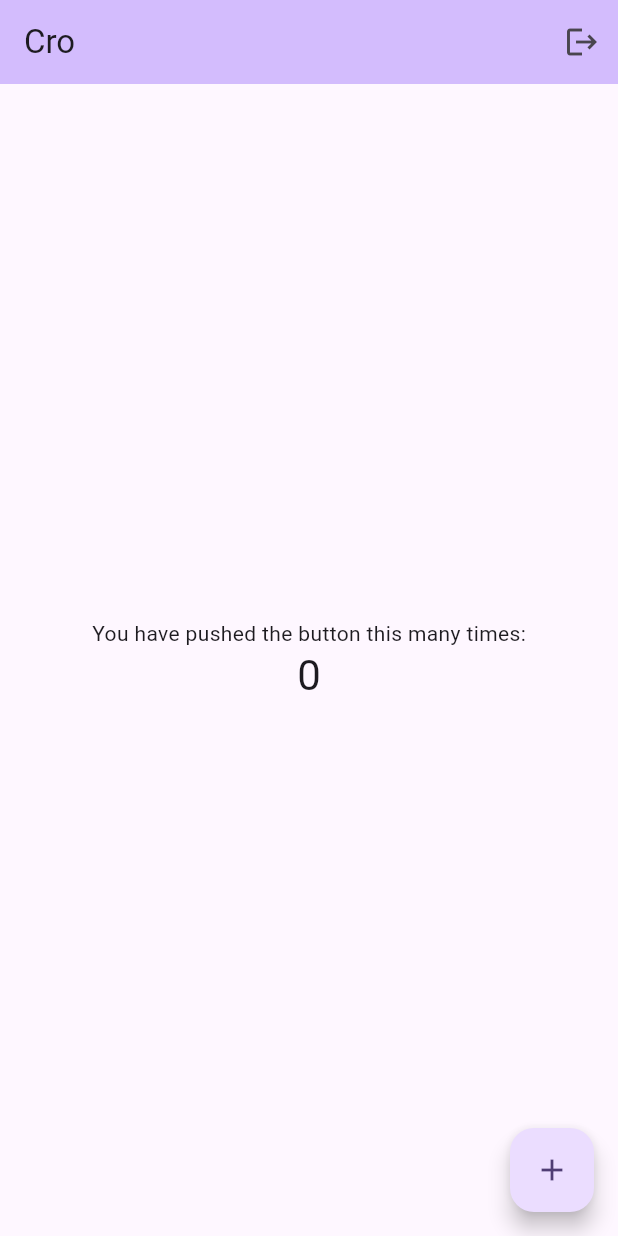
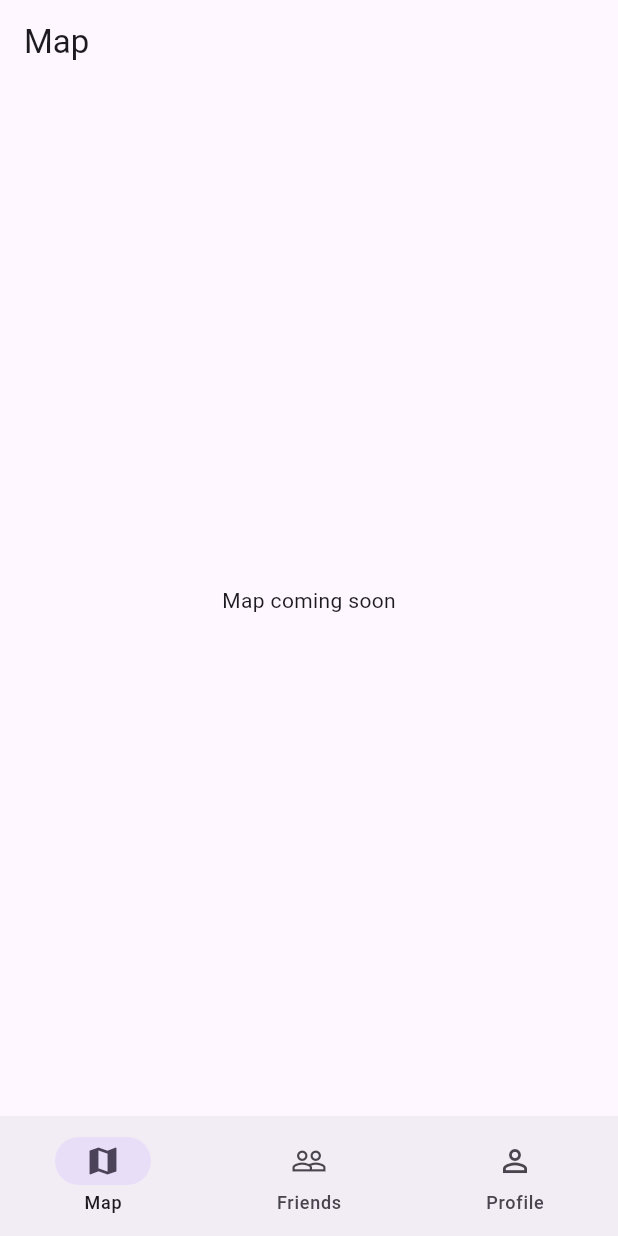
Before and after one commit to OliverStrauss/Cro, a Flutter app: the HomeScreen screen opened directly with empty values, on a phone screen of 412 x 824 dp. Run offline on Flutter 3.47's test engine with Material 3 defaults, Android fonts, the phone set to English and light mode, and no system bars.

Commit message:
Add bottom navigation shell (Map/Friends/Profile placeholder tabs)
HomeScreen repurposed from the stock counter-demo placeholder into
the real post-login nav shell: Scaffold + NavigationBar (Material 3,
matches the app's existing M3 theming) + IndexedStack (preserves each
tab's state across switches instead of rebuilding from scratch).

Three new placeholder screens (map_screen.dart, friends_screen.dart,
profile_screen.dart), each a self-contained Scaffold+AppBar matching
the LoginScreen/SignUpScreen convention. Map and Friends show simple
"coming soon" text. Profile carries over the logout action previously
on the old HomeScreen's AppBar.

Keyed every nav destination and the nav bar itself - each
destination's label duplicates its tab's AppBar title once selected,
so find.text('Map') etc. would be ambiguous without keys.

widget_test.dart's now-broken counter assertion replaced with nav
shell existence checks. New home_navigation_test.dart avoids a real
IndexedStack gotcha: since all three tabs stay mounted simultaneously,
a naive find.text() on a tab's placeholder text would pass regardless
of which tab is actually selected. Used NavigationBar.selectedIndex
checks instead, plus an end-to-end proof (tap Profile -> tap logout
-> assert actually logged out) that also gives logout its first-ever
test coverage.

Verified: flutter analyze clean, flutter test 7/7 passing, flutter
run -d chrome with SKIP_LOGIN launches clean on the new nav shell.

Closes #26

Co-Authored-By: Claude Sonnet 5 <noreply@anthropic.com>

```diff
--- a/app/lib/screens/home_screen.dart
+++ b/app/lib/screens/home_screen.dart
@@ -1,6 +1,9 @@
 import 'package:flutter/material.dart';
 
 import '../state/auth_state.dart';
+import 'friends_screen.dart';
+import 'map_screen.dart';
+import 'profile_screen.dart';
 
 class HomeScreen extends StatefulWidget {
   final AuthState authState;
@@ -12,44 +15,42 @@ class HomeScreen extends StatefulWidget {
 }
 
 class _HomeScreenState extends State<HomeScreen> {
-  int _counter = 0;
-
-  void _incrementCounter() {
-    setState(() {
-      _counter++;
-    });
-  }
+  int _selectedIndex = 0;
 
   @override
   Widget build(BuildContext context) {
+    final tabs = [
+      MapScreen(authState: widget.authState),
+      FriendsScreen(authState: widget.authState),
+      ProfileScreen(authState: widget.authState),
+    ];
+
     return Scaffold(
-      appBar: AppBar(
-        backgroundColor: Theme.of(context).colorScheme.inversePrimary,
-        title: const Text('Cro'),
-        actions: [
-          IconButton(
-            icon: const Icon(Icons.logout),
-            tooltip: 'Log out',
-            onPressed: widget.authState.logout,
+      body: IndexedStack(index: _selectedIndex, children: tabs),
+      bottomNavigationBar: NavigationBar(
+        key: const Key('homeNavBar'),
+        selectedIndex: _selectedIndex,
+        onDestinationSelected: (i) => setState(() => _selectedIndex = i),
+        destinations: const [
+          NavigationDestination(
+            key: Key('navMap'),
+            icon: Icon(Icons.map_outlined),
+            selectedIcon: Icon(Icons.map),
+            label: 'Map',
+          ),
+          NavigationDestination(
+            key: Key('navFriends'),
+            icon: Icon(Icons.people_outline),
+            selectedIcon: Icon(Icons.people),
+            label: 'Friends',
+          ),
+          NavigationDestination(
+            key: Key('navProfile'),
+            icon: Icon(Icons.person_outline),
+            selectedIcon: Icon(Icons.person),
+            label: 'Profile',
           ),
         ],
-      ),
-      body: Center(
-        child: Column(
-          mainAxisAlignment: MainAxisAlignment.center,
-          children: [
-            const Text('You have pushed the button this many times:'),
-            Text(
-              '$_counter',
-              style: Theme.of(context).textTheme.headlineMedium,
-            ),
-          ],
-        ),
-      ),
-      floatingActionButton: FloatingActionButton(
-        onPressed: _incrementCounter,
-        tooltip: 'Increment',
-        child: const Icon(Icons.add),
       ),
     );
   }
--- /dev/null
+++ b/app/lib/screens/map_screen.dart
@@ -0,0 +1,20 @@
+import 'package:flutter/material.dart';
+
+import '../state/auth_state.dart';
+
+class MapScreen extends StatelessWidget {
+  final AuthState authState;
+
+  const MapScreen({super.key, required this.authState});
+
+  @override
+  Widget build(BuildContext context) {
+    return Scaffold(
+      appBar: AppBar(title: const Text('Map')),
+      body: const Center(
+        key: Key('mapScreenPlaceholder'),
+        child: Text('Map coming soon'),
+      ),
+    );
+  }
+}
```
Also changed, not shown: app/lib/screens/friends_screen.dart (added, +20 -0 lines), app/lib/screens/profile_screen.dart (added, +30 -0 lines), 2 other files.
